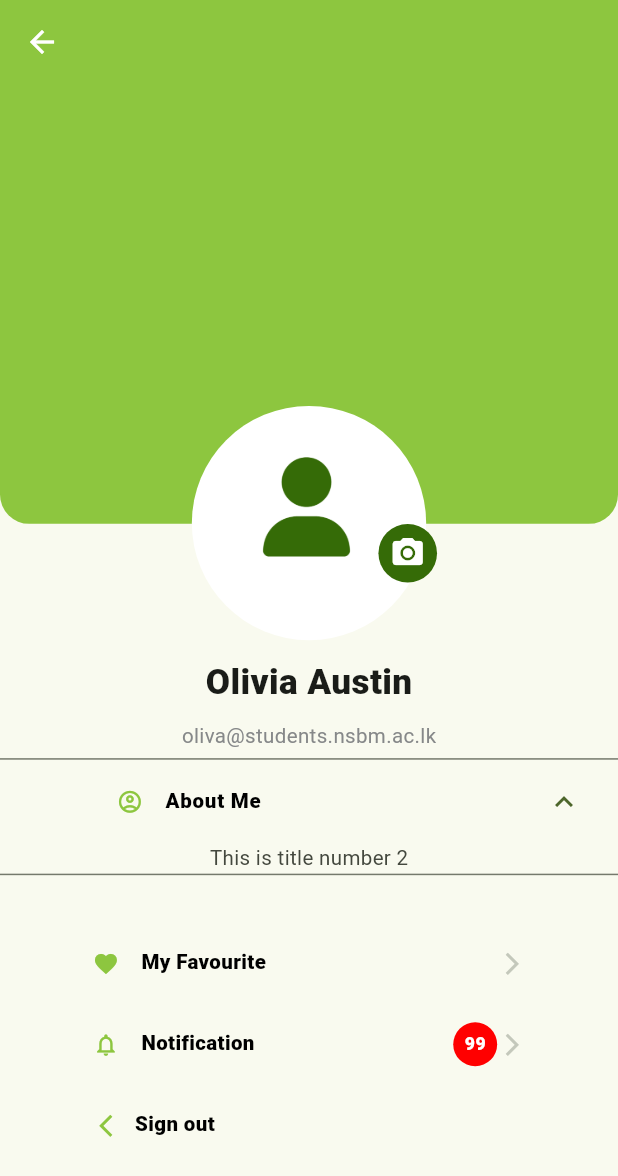
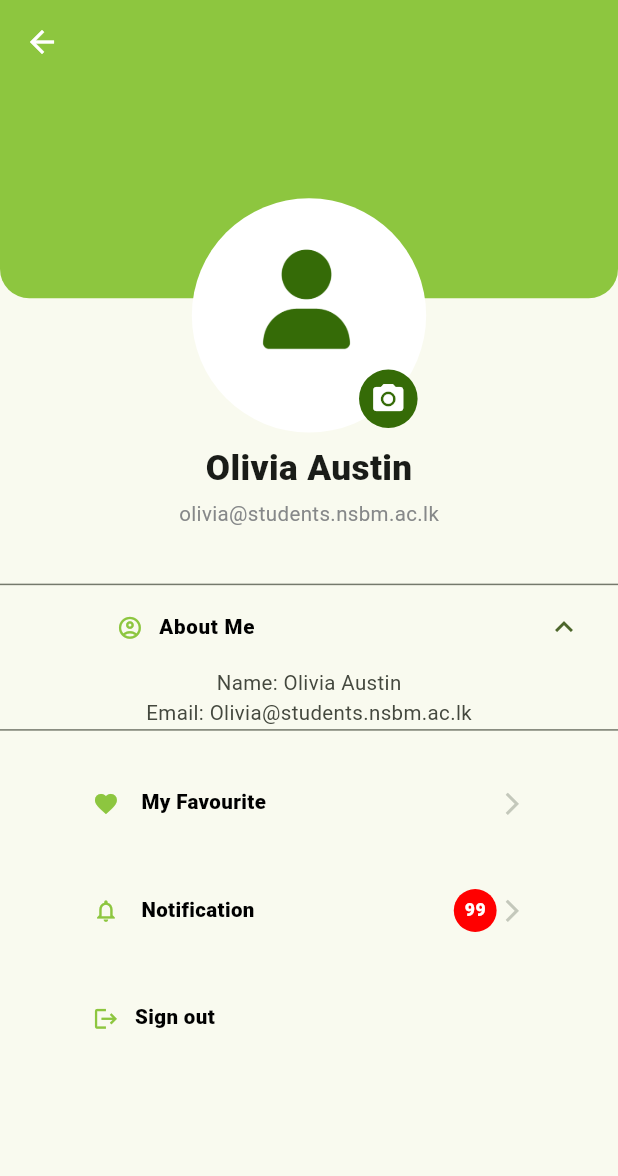
Before and after one commit to demeshFernando/NLIB_NSBM_Library_Assistant, a Flutter app: the Profile screen opened directly with empty values, after a tap on "About Me", on a phone screen of 412 x 824 dp. Shown: the top 1176 px of the screen. Run offline on Flutter 3.47's test engine with Material 2 defaults, Android fonts, the light colour scheme and no system bars; our stand-ins replace awesome_dialog, cloud_firestore, dots_indicator, firebase_auth, firebase_core, flutter_spinkit and 3 more; accounts and stored records are empty; network calls fail; Roboto replaces fonts that are missing (TextStyle).

Commit message:
Frontend Redesigned

```diff
--- a/lib/app_files/category_i_files/profile.dart
+++ b/lib/app_files/category_i_files/profile.dart
@@ -49,7 +49,7 @@ class _Profile extends State<Profile> {
             children: [
               Container(
                 width: double.maxFinite,
-                height: Dimentions.height300,
+                height: Dimentions.heigght150,
                 decoration: BoxDecoration(
                   borderRadius: BorderRadius.only(
                     bottomLeft: Radius.circular(Dimentions.radius20),
@@ -59,7 +59,7 @@ class _Profile extends State<Profile> {
                 ),
               ),
               Positioned(
-                top: Dimentions.height220,
+                top: Dimentions.heigght80,
                 child: CircleAvatar(
                   minRadius: Dimentions.radius80,
                   backgroundColor: AppColors.CONTAINER_WHITE,
@@ -76,12 +76,12 @@ class _Profile extends State<Profile> {
                 ),
               ),
               Positioned(
-                top: Dimentions.height280,
-                left: Dimentions.width220,
+                top: Dimentions.heigght180,
+                left: Dimentions.widdth220,
                 child: InkWell(
                   onTap: () {},
                   child: Container(
-                    padding: EdgeInsets.all(Dimentions.height20),
+                    padding: EdgeInsets.all(Dimentions.heigght20),
                     child: CircleAvatar(
                       backgroundColor: AppColors.BUTTON_COLOR,
                       radius: Dimentions.radius20,
@@ -94,16 +94,19 @@ class _Profile extends State<Profile> {
                 ),
               ),
               Positioned(
-                top: Dimentions.height390,
+                top: Dimentions.heigght240,
                 child: Column(
                   children: [
-                    TextHeader(
+                    Padding(
+                      padding: const EdgeInsets.only(top: 10),
+                      child: TextHeader(
                         text: 'Olivia Austin',
                         fontColor: AppColors.NORMAL_TEXT_COLOR,
                       ),
-                    SizedBox(height: Dimentions.height10),
+                    ),
+                    SizedBox(height: Dimentions.heigght5),
                     SmallText(
-                      text: 'oliva@students.nsbm.ac.lk',
+                      text: 'olivia@students.nsbm.ac.lk',
                       fontColor: AppColors.FADED_TEXT_COLOR,
                     ),
                   ],
@@ -111,7 +114,7 @@ class _Profile extends State<Profile> {
               ),
             ],
           ),
-          SizedBox(height: Dimentions.height160),
+          SizedBox(height: Dimentions.heigght200),
           Column(
             children: [
               ExpansionTile(
@@ -128,36 +131,42 @@ class _Profile extends State<Profile> {
                         ),
                       ),
                       SizedBox(width: Dimentions.width10),
-                      Padding(
-                        padding: EdgeInsets.only(left: Dimentions.width2),
-                        child: BoldText(
+                      BoldText(
                         text: 'About Me',
                         fontSize: titleFontSize,
-                        ),
                       ),
                     ],
                   ),
                 ),
                 children: const [
                   Center(
-                    child: SmallText(text: 'This is title number 2'),
+                    child: Column(
+                      children: [
+                        SmallText(text: 'Name: Olivia Austin'),
+                        SmallText(text: 'Email: Olivia@students.nsbm.ac.lk'),
+                      ],
+                    ),
                   ),
                 ],
               ),
-              SizedBox(height: Dimentions.height50),
+              Column(
+                children: [
+                  SizedBox(height: Dimentions.heigght30),
                   buttonTiles(
                       icon: Icons.favorite,
                       titleText: 'My Favourite',
                       buttonIndex: 0),
-              SizedBox(height: Dimentions.height30),
+                  SizedBox(height: Dimentions.heigght30),
                   buttonTiles(
                       icon: Icons.notifications_none,
                       titleText: 'Notification',
                       buttonIndex: 1,
                       isCountNotificationShowable: true,
                       notificationCount: '99'),
-              SizedBox(height: Dimentions.height30),
+                  SizedBox(height: Dimentions.heigght30),
                   signOutTile(),
+                ],
+              ),
             ],
           )
         ],
@@ -180,7 +189,8 @@ class _Profile extends State<Profile> {
         }
       },
       child: Container(
-        padding: EdgeInsets.symmetric(horizontal: containerPadding),
+        padding: EdgeInsets.symmetric(
+            horizontal: containerPadding, vertical: Dimentions.heigght10),
         child: Row(
           mainAxisAlignment: MainAxisAlignment.spaceBetween,
           children: [
@@ -209,7 +219,7 @@ class _Profile extends State<Profile> {
                     children: [
                       Container(
                         width: Dimentions.width30,
-                        height: Dimentions.height30,
+                        height: Dimentions.heigght30,
                         decoration: BoxDecoration(
                           shape: BoxShape.circle,
                           color: AppColors.WARNING_TEXT_COLOR,
@@ -259,7 +269,8 @@ class _Profile extends State<Profile> {
         warningDialog.warningDialogBox();
       },
       child: Container(
-        padding: EdgeInsets.symmetric(horizontal: containerPadding),
+        padding: EdgeInsets.symmetric(
+            horizontal: containerPadding, vertical: Dimentions.heigght10),
         child: Row(
           mainAxisAlignment: MainAxisAlignment.spaceBetween,
           children: [
@@ -268,7 +279,7 @@ class _Profile extends State<Profile> {
                 Padding(
                   padding: EdgeInsets.only(left: rowLeftPadding),
                   child: Icon(
-                    Icons.arrow_back_ios_new,
+                    Icons.logout,
                     color: AppColors.BASE_COLOR,
                     size: iconSize,
                   ),
--- a/lib/app_files/category_i_files/study_room_selection.dart
+++ b/lib/app_files/category_i_files/study_room_selection.dart
@@ -48,7 +48,8 @@ class _StudyRoomSelectionState extends State<StudyRoomSelection> {
                   shrinkWrap: true,
                   itemCount: 3,
                   itemBuilder: ((context, index) {
-                    return studyRoom(roomName: 'Study Room1', tileIndex: index);
+                    return studyRoom(
+                        roomName: 'Study Room 1', tileIndex: index);
                   }),
                 ),
               ],
--- a/lib/form_integration/form_integrater.dart
+++ b/lib/form_integration/form_integrater.dart
@@ -67,9 +67,8 @@ class FormIntegrator {
 
   static const String wrapper = "/wrapper";
 
-
-  static String getInitial() => "$initial";
-  static String getHomePage() => "$homePage";
+  static String getInitial() => initial;
+  static String getHomePage() => homePage;
   static String getProfile(int pageId) => "$profile?pageId=$pageId";
   static String getNotification() => notification;
   static String getFavouriteBooks() => favouriteBooks;
@@ -104,7 +103,7 @@ class FormIntegrator {
   static String getWelcomeNote3Category1() => welcomeNote3Category1;
   static String getPasswordResetGuidelines() => passwordResetGuidelines;
 
-  static String getWrapper() => "$wrapper";
+  static String getWrapper() => wrapper;
 
   static List<GetPage> routes = [
     //main home page
@@ -118,11 +117,10 @@ class FormIntegrator {
 
     //wrapper
     GetPage(
-      name: wrapper,
-      page: () {
-        return Wrapper();
-      }
-    ),
+        name: wrapper,
+        page: () {
+          return const Wrapper();
+        }),
 
     //main home page
     GetPage(
@@ -245,7 +243,7 @@ class FormIntegrator {
     GetPage(
       name: welcomeNote1Category1,
       page: () {
-        return const Category1WelcomeNote1();
+        return Category1WelcomeNote1();
       },
       transition: Transition.fadeIn,
     ),
--- a/lib/utils/dimentions.dart
+++ b/lib/utils/dimentions.dart
@@ -32,6 +32,26 @@ class Dimentions {
   static double height400 = screenHeight / 2.11;
   static double height650 = screenHeight / 1.3;
 
+//Screen width = 411.42
+//Screen height = 866.28
+  static double heigght5 = screenHeight / 173.25;
+  static double heigght10 = screenHeight / 86.62;
+  static double heigght20 = screenHeight / 43.31;
+  static double heigght25 = screenHeight / 34.65;
+  static double heigght30 = screenHeight / 28.87;
+  static double heigght50 = screenHeight / 17.32;
+  static double heigght60 = screenHeight / 14.43;
+  static double heigght80 = screenHeight / 10.82;
+  static double heigght90 = screenHeight / 9.62;
+  static double heigght100 = screenHeight / 8.66;
+  static double heigght120 = screenHeight / 7.21;
+  static double heigght150 = screenHeight / 5.77;
+  static double heigght180 = screenHeight / 4.81;
+  static double heigght200 = screenHeight / 4.33;
+  static double heigght230 = screenHeight / 3.76;
+  static double heigght240 = screenHeight / 3.60;
+  static double heigght250 = screenHeight / 3.46;
+
   static double width2 = screenHeight / 195;
   static double width3 = screenHeight / 281.33;
   static double width5 = screenWidth / 78;
@@ -55,6 +75,12 @@ class Dimentions {
   static double width300 = screenWidth / 1.3;
   static double width350 = screenWidth / 1.11;
   static double width380 = screenWidth / 1.03;
+
+  //Screen width = 411.42
+//Screen height = 866.28
+  static double widdth40 = screenWidth / 10.28;
+  static double widdth200 = screenWidth / 2.05;
+  static double widdth220 = screenWidth / 1.87;
 
   static double radius5 = screenHeight / 168.8;
   static double radius10 = screenHeight / 84.4;
--- a/pubspec.yaml
+++ b/pubspec.yaml
@@ -83,6 +83,8 @@ flutter:
     - asset/home_images/study_room/default.png
     - asset/books/default.png
     - asset/profile/default.png
+    - asset/profile/propic.jpg
+
     - asset/books/book_category/default.png
 
 
```
Also changed, not shown: lib/app_files/app_credentials/sign_in.dart (+8 -5 lines), lib/app_files/app_credentials/welcome_note1_category1.dart (+14 -8 lines), lib/app_files/app_credentials/welcome_note2_category1.dart (+9 -9 lines), lib/app_files/app_credentials/welcome_note3_category1.dart (+9 -9 lines), asset/profile/propic.jpg (added). Lines whose indentation alone changed are shown as unchanged.
